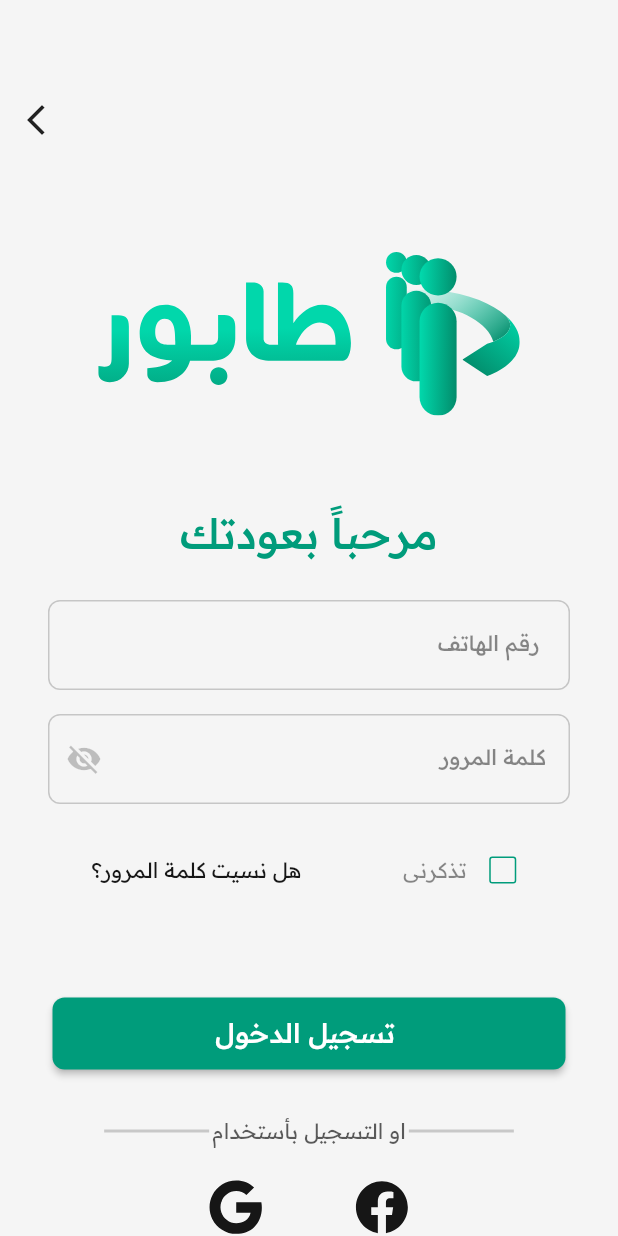
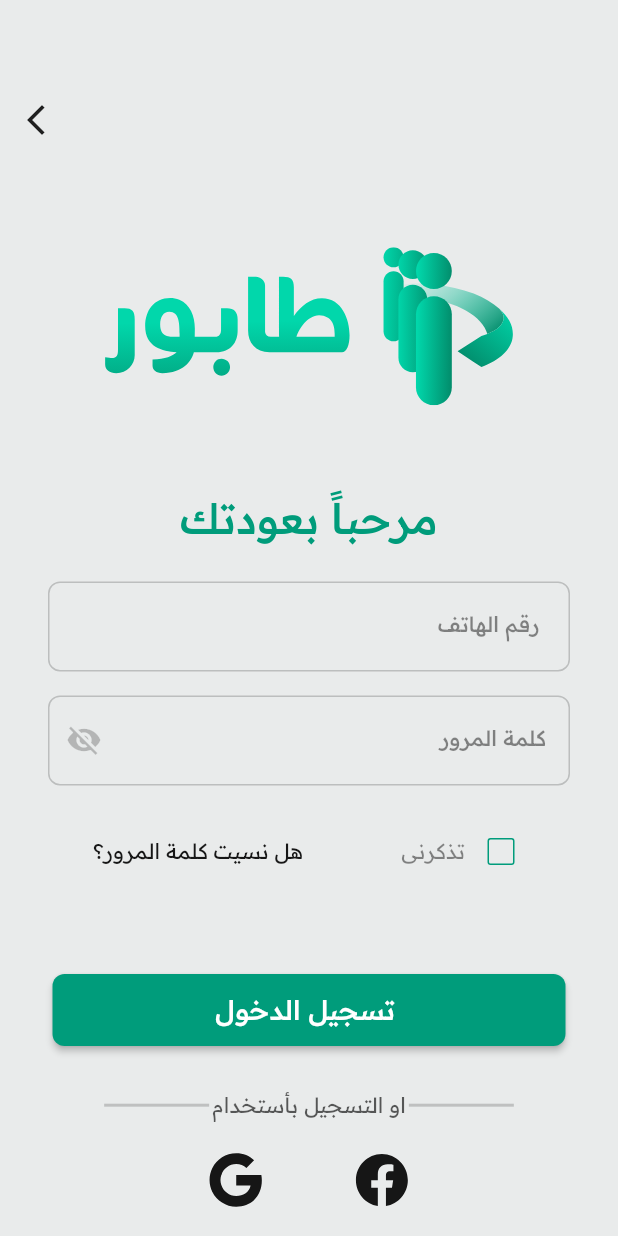
Before and after one commit to AhmedHamdy85/Tabor, a Flutter app: the screen it shows after launch, after a tap on "تسجيل الدخول", on a phone screen of 412 x 824 dp. Run offline on Flutter 3.47's test engine with Material 2 defaults, Android fonts, the phone set to English and light mode, and no system bars; our stand-ins replace dio, dotted_line, dropdown_button2, flutter_bloc, flutter_svg, google_nav_bar and 1 more.

```diff
--- a/lib/modules/login/login_screen.dart
+++ b/lib/modules/login/login_screen.dart
@@ -26,7 +26,6 @@ class logInScreen extends StatelessWidget {
           builder: (context, state) {
             var loginCubit = LoginCubit.get(context);
             return Scaffold(
-              backgroundColor: Color(0xfff5f5f5),
               body: SingleChildScrollView(
                 child: Form(
                   key: formkey,
@@ -43,21 +42,21 @@ class logInScreen extends StatelessWidget {
                             onPressed: () {
                               Navigator.pop(context);
                             },
-                            icon: Icon(Icons.arrow_forward_ios),
+                            icon: const Icon(Icons.arrow_forward_ios),
                           ),
                         ),
                       ),
                       SizedBox(
-                        height: 84,
+                        height: MediaQuery.of(context).size.height * 0.098,
                       ),
                       Center(
                         child: DefoltSvgImage(
                             image: 'assets/images/Tabor_Horsintal.svg',
                             width: MediaQuery.of(context).size.width - 100,
-                            hight: 109),
+                            hight: MediaQuery.of(context).size.height * 0.128),
                       ),
                       SizedBox(
-                        height: 61,
+                        height: MediaQuery.of(context).size.height * 0.07,
                       ),
                       Center(
                         child: specialtext(
@@ -69,7 +68,7 @@ class logInScreen extends StatelessWidget {
                         ),
                       ),
                       SizedBox(
-                        height: 27,
+                        height: MediaQuery.of(context).size.height * 0.03,
                       ),
                       Padding(
                         padding: const EdgeInsets.only(right: 32, left: 32),
@@ -105,7 +104,7 @@ class logInScreen extends StatelessWidget {
                               }
                             },
                             label: ' كلمة المرور',
-                            fcolor: Color(0xff161616),
+                            fcolor: const Color(0xff161616),
                             isPassword: loginCubit.isPassword),
                       ),
                       Row(
@@ -119,15 +118,15 @@ class logInScreen extends StatelessWidget {
                             shape: RoundedRectangleBorder(
                                 borderRadius: BorderRadius.circular(2)),
                             side: MaterialStateBorderSide.resolveWith(
-                                ((states) => BorderSide(
+                                ((states) => const BorderSide(
                                       color: Color(0xff009c7b),
                                     ))),
                           ),
-                          Opacity(
+                          const Opacity(
                             opacity: 0.5,
                             child: Text("تذكرنى",
-                                style: const TextStyle(
-                                    color: const Color(0xff161616),
+                                style: TextStyle(
+                                    color: Color(0xff161616),
                                     fontWeight: FontWeight.w400,
                                     fontFamily: "ReadexPro",
                                     fontStyle: FontStyle.normal,
@@ -135,22 +134,22 @@ class logInScreen extends StatelessWidget {
                                 textAlign: TextAlign.right),
                           ),
                           SizedBox(
-                            width: 60,
+                            width: MediaQuery.of(context).size.height * 0.07,
                           ),
                           DefoltTextButton(
                               function: () {
-                                NavigateTo(context, PhoneScreen());
+                                NavigateTo(context, const PhoneScreen());
                               },
                               text: "هل نسيت كلمة المرور؟",
                               direction: TextAlign.left),
                         ],
                       ),
                       SizedBox(
-                        height: 61,
+                        height: MediaQuery.of(context).size.height * 0.07,
                       ),
                       Center(
                         child: MaterialButton(
-                          color: Color(0xff009c7b),
+                          color: const Color(0xff009c7b),
                           minWidth: MediaQuery.of(context).size.width - 70,
                           height: 48,
                           shape: RoundedRectangleBorder(
@@ -159,14 +158,14 @@ class logInScreen extends StatelessWidget {
                             if (formkey.currentState!.validate()) {
                               NavigateAndFinsh(
                                   context,
-                                  Directionality(
+                                  const Directionality(
                                       textDirection: TextDirection.rtl,
                                       child: layoutScreen()));
                             }
                           },
-                          child: Text(" تسجيل الدخول",
-                              style: const TextStyle(
-                                  color: const Color(0xffffffff),
+                          child: const Text(" تسجيل الدخول",
+                              style: TextStyle(
+                                  color: Color(0xffffffff),
                                   fontWeight: FontWeight.w500,
                                   fontFamily: "ReadexPro",
                                   fontStyle: FontStyle.normal,
@@ -175,7 +174,7 @@ class logInScreen extends StatelessWidget {
                         ),
                       ),
                       SizedBox(
-                        height: 32,
+                        height: MediaQuery.of(context).size.height * 0.037,
                       ),
                       Padding(
                         padding: const EdgeInsets.only(left: 35, right: 35),
@@ -187,24 +186,24 @@ class logInScreen extends StatelessWidget {
                               child: Container(
                                   width: 70,
                                   height: 2,
-                                  decoration: BoxDecoration(
-                                      color: const Color(0xff161616))),
+                                  decoration: const BoxDecoration(
+                                      color: Color(0xff161616))),
                             ),
-                            SizedBox(
+                            const SizedBox(
                               width: 2,
                             ),
-                            Opacity(
+                            const Opacity(
                               opacity: 0.699999988079071,
                               child: Text("او التسجيل بأستخدام",
-                                  style: const TextStyle(
-                                      color: const Color(0xff161616),
+                                  style: TextStyle(
+                                      color: Color(0xff161616),
                                       fontWeight: FontWeight.w400,
                                       fontFamily: "ReadexPro",
                                       fontStyle: FontStyle.normal,
                                       fontSize: 14.0),
                                   textAlign: TextAlign.center),
                             ),
-                            SizedBox(
+                            const SizedBox(
                               width: 2,
                             ),
                             Opacity(
@@ -212,14 +211,14 @@ class logInScreen extends StatelessWidget {
                               child: Container(
                                   width: 70,
                                   height: 2,
-                                  decoration: BoxDecoration(
-                                      color: const Color(0xff161616))),
+                                  decoration: const BoxDecoration(
+                                      color: Color(0xff161616))),
                             ),
                           ],
                         ),
                       ),
                       SizedBox(
-                        height: 24,
+                        height: MediaQuery.of(context).size.height * 0.028,
                       ),
                       Row(
                         crossAxisAlignment: CrossAxisAlignment.center,
@@ -229,7 +228,7 @@ class logInScreen extends StatelessWidget {
                               image: 'assets/images/facbook.svg',
                               width: 35.8,
                               hight: 35.8),
-                          SizedBox(
+                          const SizedBox(
                             width: 61,
                           ),
                           DefoltSvgImage(
```
Also changed, not shown: lib/shared/network/local/cashe_helper.dart (added, +24 -0 lines), lib/shared/network/remote/dio_helper.dart (added, +55 -0 lines), lib/shared/network/diohelpr.dart (deleted).
